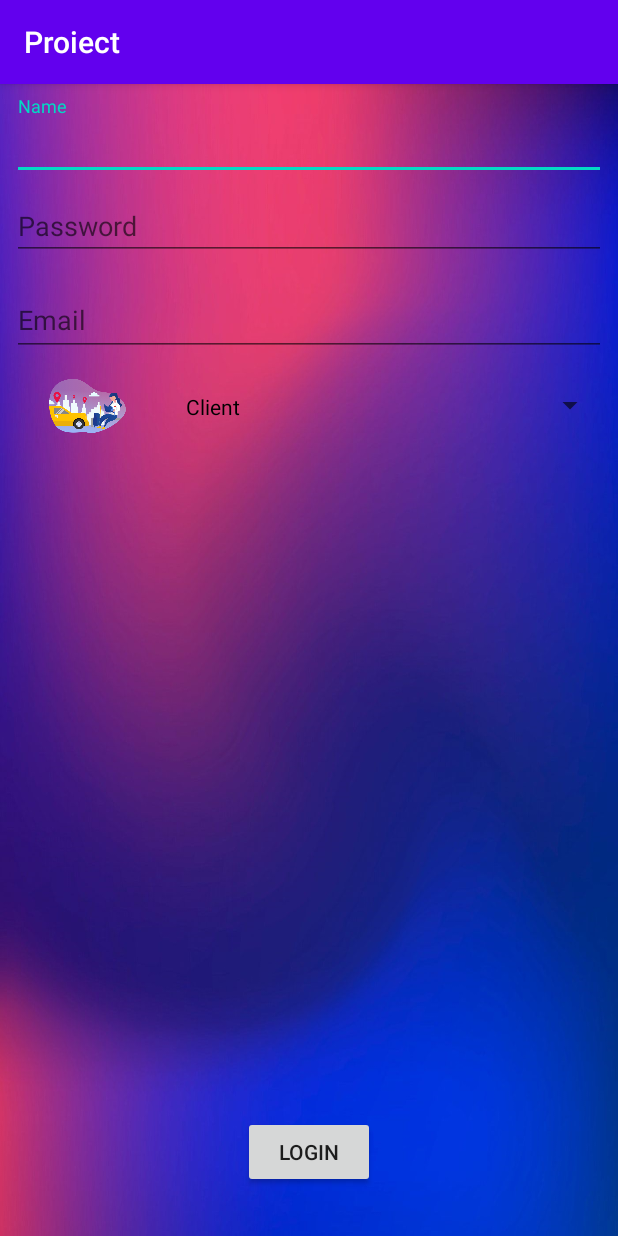
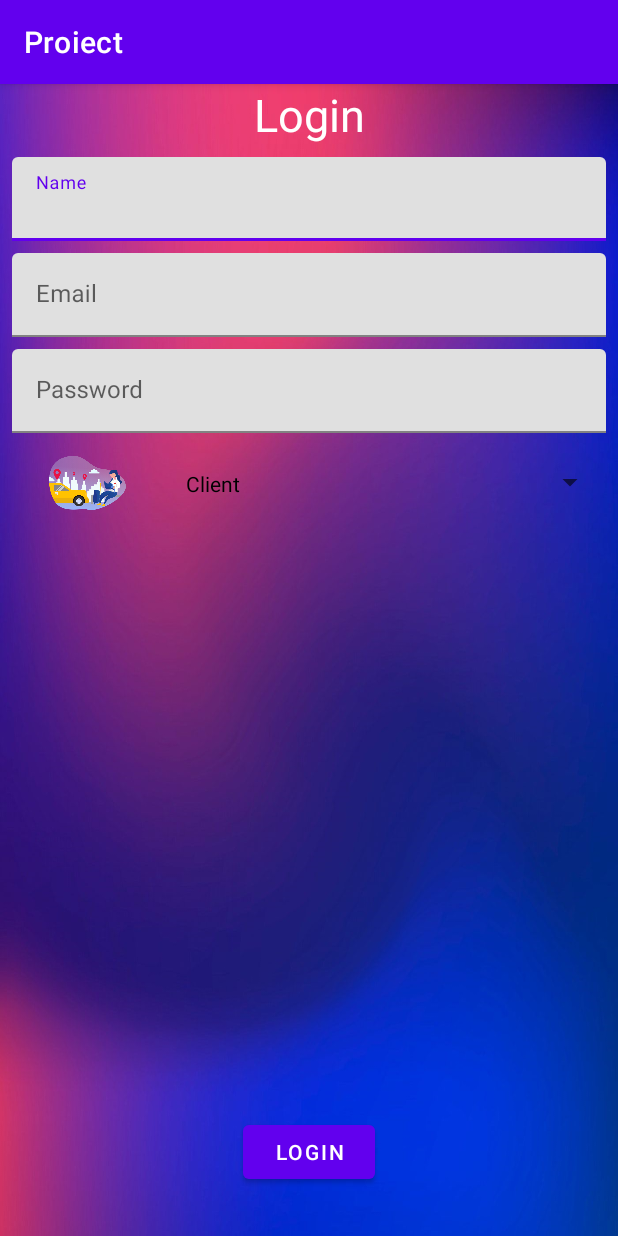
Before and after one commit to tudorie-mariuscosmin/android_team_project, an Android app: the AddActivity screen opened directly, with no data from a screen before it, on a phone screen of 412 x 824 dp. Run offline under Robolectric (Android 15) with nearby library versions, the phone set to English and light mode, and no system bars.

Commit message:
styled login page

```diff
--- a/app/src/main/res/layout/activity_add.xml
+++ b/app/src/main/res/layout/activity_add.xml
@@ -7,6 +7,17 @@
     android:background="@drawable/logbk"
     tools:context=".AddActivity">
 
+    <TextView
+        android:id="@+id/tv_add_title"
+        android:layout_width="wrap_content"
+        android:layout_height="wrap_content"
+        android:text="Login"
+        android:textColor="#FFFFFF"
+        android:textSize="30sp"
+        app:layout_constraintEnd_toEndOf="parent"
+
+        app:layout_constraintStart_toStartOf="parent"
+        app:layout_constraintTop_toTopOf="parent" />
     <com.google.android.material.textfield.TextInputLayout
         android:id="@+id/til_add_name"
         android:layout_width="match_parent"
@@ -18,7 +29,7 @@
         android:layout_marginRight="8dp"
         app:layout_constraintEnd_toEndOf="parent"
         app:layout_constraintStart_toStartOf="parent"
-        app:layout_constraintTop_toTopOf="parent">
+        app:layout_constraintTop_toBottomOf="@id/tv_add_title">
 
         <com.google.android.material.textfield.TextInputEditText
             android:id="@+id/tiet_add_name"
@@ -27,22 +38,6 @@
             android:inputType="text"
             android:hint="@string/add_name" />
     </com.google.android.material.textfield.TextInputLayout>
-
-    <EditText
-        android:id="@+id/et_add_age"
-        android:layout_width="match_parent"
-        android:layout_height="wrap_content"
-        android:layout_marginStart="8dp"
-        android:layout_marginLeft="8dp"
-        android:layout_marginTop="8dp"
-        android:layout_marginEnd="8dp"
-        android:layout_marginRight="8dp"
-        android:hint="@string/add_age"
-        android:inputType="number"
-        app:layout_constraintEnd_toEndOf="parent"
-        app:layout_constraintStart_toStartOf="parent"
-        app:layout_constraintTop_toBottomOf="@id/til_add_name"/>
-
     <com.google.android.material.textfield.TextInputLayout
         android:id="@+id/til_add_email"
         android:layout_width="match_parent"
@@ -54,7 +49,7 @@
         android:layout_marginRight="8dp"
         app:layout_constraintEnd_toEndOf="parent"
         app:layout_constraintStart_toStartOf="parent"
-        app:layout_constraintTop_toBottomOf="@id/et_add_age">
+        app:layout_constraintTop_toBottomOf="@id/til_add_name">
 
         <com.google.android.material.textfield.TextInputEditText
             android:id="@id/til_add_email"
@@ -63,8 +58,23 @@
             android:inputType="text"
             android:hint="Email" />
     </com.google.android.material.textfield.TextInputLayout>
-<Spinner
-    android:id="@+id/spn_login"
+
+<!--    <EditText-->
+<!--        android:id="@+id/et_add_age"-->
+<!--        android:layout_width="match_parent"-->
+<!--        android:layout_height="wrap_content"-->
+<!--        android:layout_marginStart="8dp"-->
+<!--        android:layout_marginLeft="8dp"-->
+<!--        android:layout_marginTop="8dp"-->
+<!--        android:layout_marginEnd="8dp"-->
+<!--        android:layout_marginRight="8dp"-->
+<!--        android:hint="@string/add_age"-->
+<!--        android:inputType="number"-->
+<!--        app:layout_constraintEnd_toEndOf="parent"-->
+<!--        app:layout_constraintStart_toStartOf="parent"-->
+<!--        app:layout_constraintTop_toBottomOf="@id/til_add_name"/>-->
+    <com.google.android.material.textfield.TextInputLayout
+        android:id="@+id/til_add_password"
         android:layout_width="match_parent"
         android:layout_height="wrap_content"
         android:layout_marginStart="8dp"
@@ -74,7 +84,26 @@
         android:layout_marginRight="8dp"
         app:layout_constraintEnd_toEndOf="parent"
         app:layout_constraintStart_toStartOf="parent"
-    app:layout_constraintTop_toBottomOf="@+id/til_add_email">
+        app:layout_constraintTop_toBottomOf="@id/til_add_email">
+
+        <com.google.android.material.textfield.TextInputEditText
+            android:id="@+id/tiet_add_password"
+            android:layout_width="match_parent"
+            android:layout_height="wrap_content"
+            android:inputType="text"
+            android:hint="Password" />
+    </com.google.android.material.textfield.TextInputLayout>
+    <Spinner
+        android:id="@+id/spn_login"
+        android:layout_width="match_parent"
+        android:layout_height="wrap_content"
+        android:layout_marginStart="8dp"
+        android:layout_marginTop="8dp"
+        android:layout_marginEnd="8dp"
+        app:layout_constraintEnd_toEndOf="parent"
+        app:layout_constraintStart_toStartOf="parent"
+        app:layout_constraintTop_toBottomOf="@id/til_add_password">
+
 
     </Spinner>
     <Button
--- a/app/src/main/res/values/styles.xml
+++ b/app/src/main/res/values/styles.xml
@@ -1,6 +1,6 @@
 <resources>
     <!-- Base application theme. -->
-    <style name="AppTheme" parent="Theme.AppCompat.Light.DarkActionBar">
+    <style name="AppTheme" parent="Theme.MaterialComponents.DayNight.DarkActionBar">
         <!-- Customize your theme here. -->
         <item name="colorPrimary">@color/colorPrimary</item>
         <item name="colorPrimaryDark">@color/colorPrimaryDark</item>
```
Lines whose indentation alone changed are shown as unchanged.
